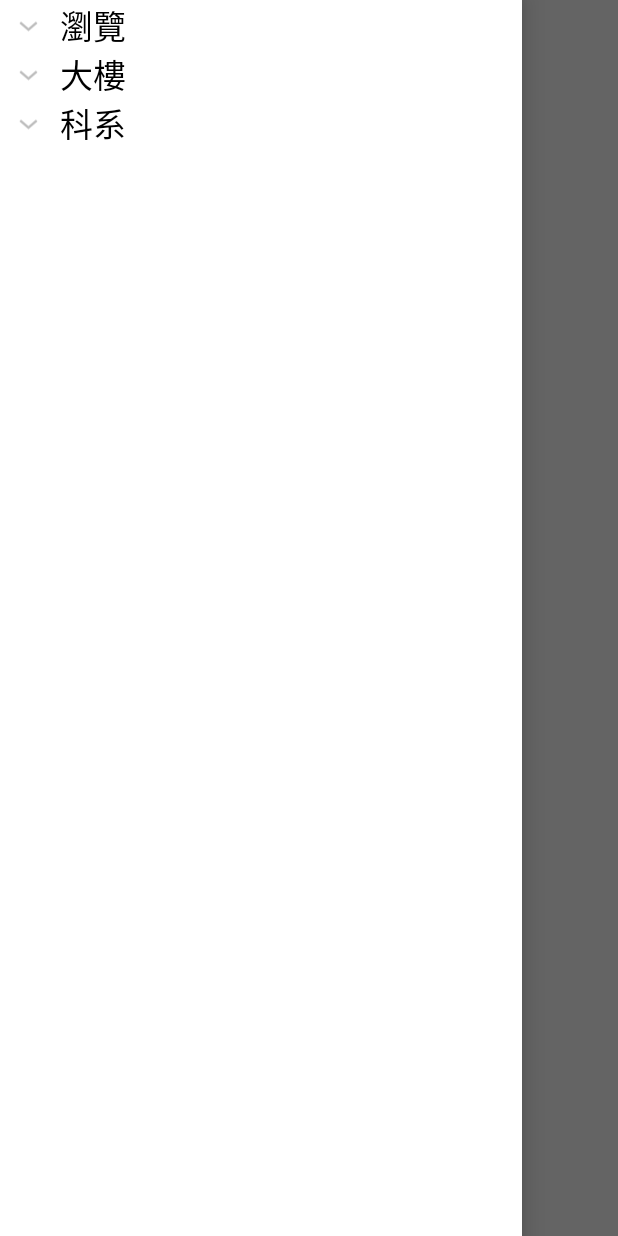
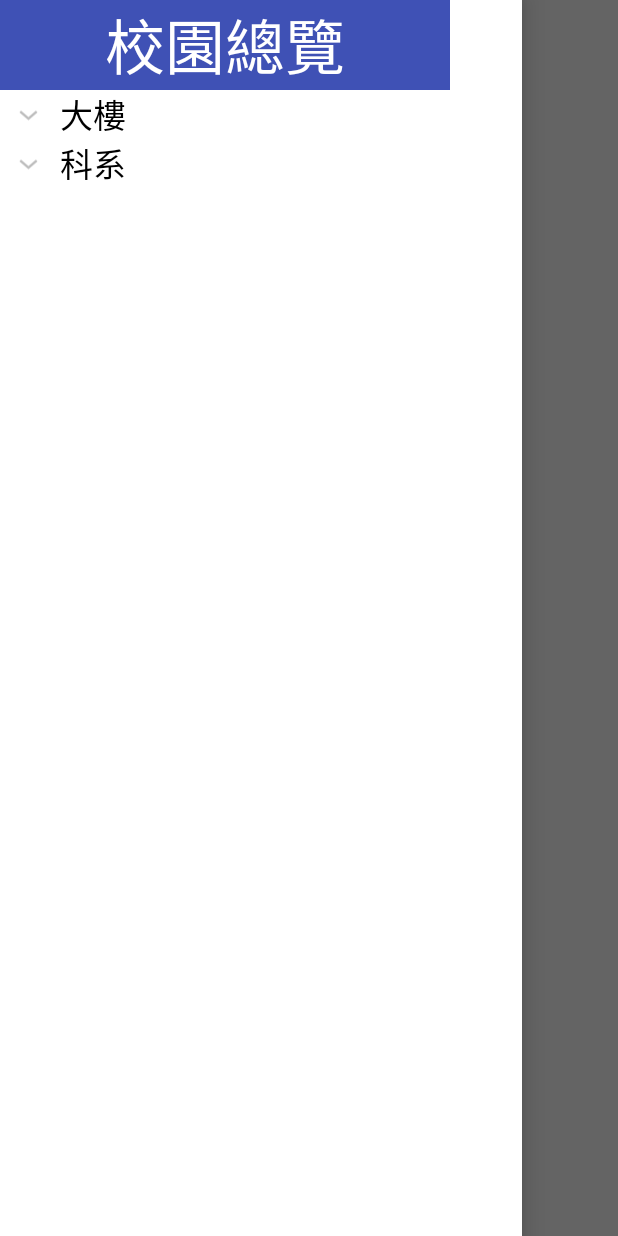
Before and after one commit to travor20814/ANewProject_Guide, an Android app: the screen it shows after launch (MainActivity), with the side drawer open, on a phone screen of 412 x 824 dp. Run offline under Robolectric (Android 15) with nearby library versions, the phone set to English and light mode, and no system bars; 1 statement that could not run was skipped.

Commit message:
add list header

```diff
--- a/app/src/main/java/ntpu_dmcl/ntpu_guide/MainActivity.java
+++ b/app/src/main/java/ntpu_dmcl/ntpu_guide/MainActivity.java
@@ -55,10 +55,9 @@ public class MainActivity extends Activity implements LocationListener  {
     private boolean startUse = false;
     private boolean userback = false;
     private String[] list_parent = {
-            "瀏覽","大樓","科系"
+            "大樓","科系"
     };
     private String[][] list_child = {
-            {"haha"},
             {"人文大樓","社會科學大樓"},
             {"資訊工程學系"},
     };
@@ -195,8 +194,9 @@ public class MainActivity extends Activity implements LocationListener  {
             }
             childItems.add(child);
         }
-
+        ViewGroup header =(ViewGroup) getLayoutInflater().inflate(R.layout.drawer_header,null);
         ExpandableListView expandableListView = (ExpandableListView) findViewById(R.id.main_leftList);
+        expandableListView.addHeaderView(header,null,false);
         ExpandListAdapter adapter = new ExpandListAdapter(parentItems,childItems);
         adapter.setInflater((LayoutInflater)getSystemService(Context.LAYOUT_INFLATER_SERVICE),this);
         expandableListView.setAdapter(adapter);
--- /dev/null
+++ b/app/src/main/res/layout/drawer_header.xml
@@ -0,0 +1,20 @@
+<?xml version="1.0" encoding="utf-8"?>
+<LinearLayout xmlns:android="http://schemas.android.com/apk/res/android"
+    xmlns:app="http://schemas.android.com/apk/res-auto"
+    android:orientation="vertical" android:layout_width="match_parent"
+    android:layout_height="match_parent"
+    android:weightSum="1">
+
+    <TextView
+        android:text="@string/totalList"
+        android:layout_width="300dp"
+        android:layout_height="wrap_content"
+        android:id="@+id/textView"
+        android:textSize="40sp"
+        android:textAlignment="center"
+        android:textAllCaps="false"
+        android:layout_gravity="center_vertical"
+        android:background="@color/colorPrimary"
+        android:textColor="@color/white"
+        android:gravity="center"/>
+</LinearLayout>
--- a/app/src/main/res/layout/main_list_group.xml
+++ b/app/src/main/res/layout/main_list_group.xml
@@ -12,7 +12,7 @@
         android:layout_height="wrap_content"
         android:textColor="#000000"
         android:textAppearance="?android:attr/textAppearanceLarge"
-        android:width="200dp"
+        android:width="280dp"
         android:paddingLeft="40dp" />
 
 
--- a/app/src/main/res/values/colors.xml
+++ b/app/src/main/res/values/colors.xml
@@ -3,4 +3,5 @@
     <color name="colorPrimary">#3F51B5</color>
     <color name="colorPrimaryDark">#303F9F</color>
     <color name="colorAccent">#FF4081</color>
+    <color name="white">#ffffff</color>
 </resources>
--- a/app/src/main/res/values/strings.xml
+++ b/app/src/main/res/values/strings.xml
@@ -1,3 +1,4 @@
 <resources>
     <string name="app_name">ntpu_guide</string>
+    <string name="totalList">校園總覽</string>
 </resources>
```
Also changed, not shown: app/src/main/java/ntpu_dmcl/ntpu_guide/ExpandListAdapter.java (+7 -4 lines), app/src/main/res/layout/aim_info.xml (added, +15 -0 lines), app/src/main/res/layout/main_list_child.xml (+4 -4 lines).
